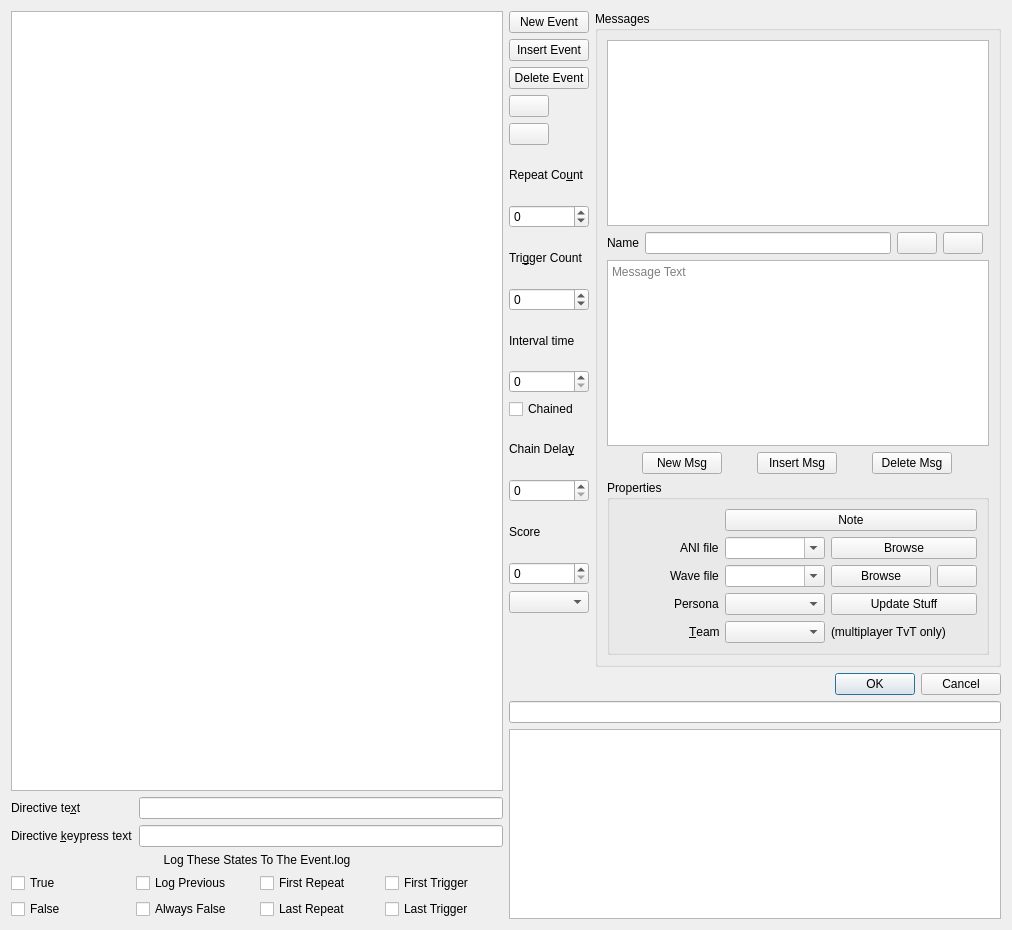
This is qtfred/ui/MissionEventsDialog.ui in wookieejedi/fs2open.github.com as Qt 5 draws it before an edit. The edited form follows.
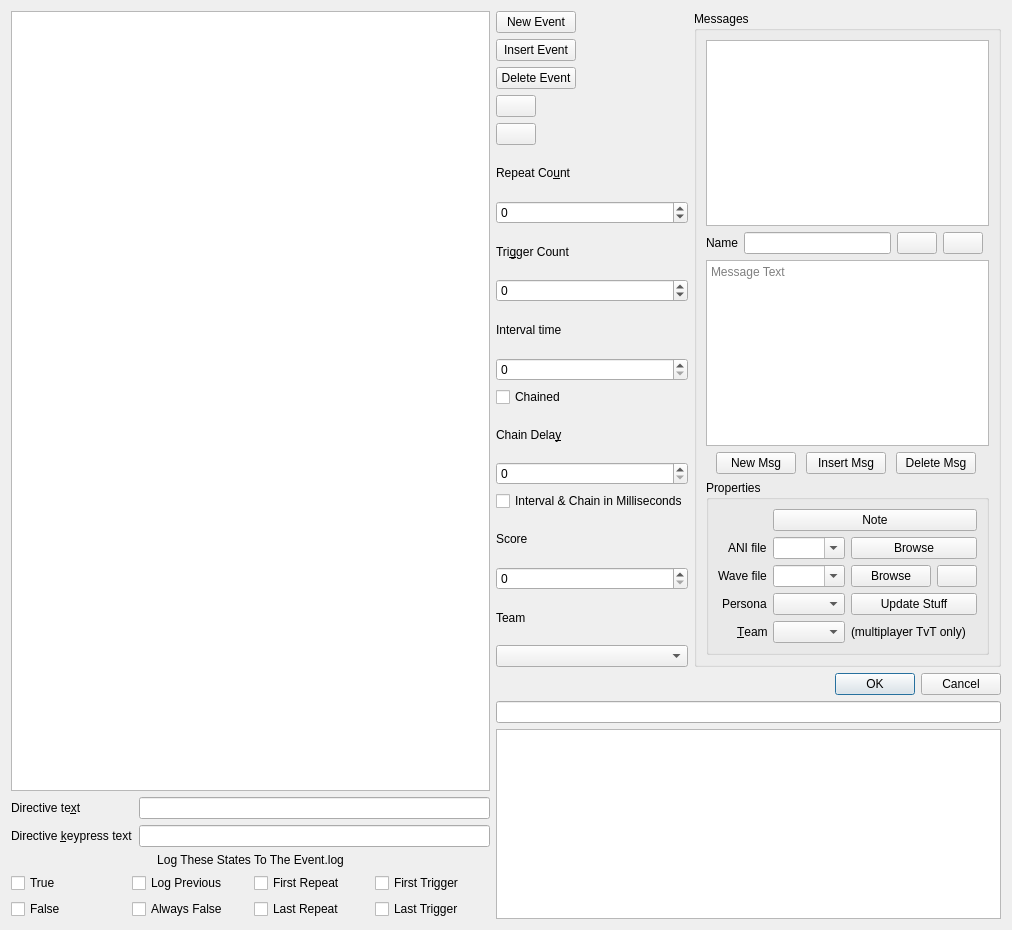
This is the edited form. Custom widgets are drawn as their Qt base class.

Commit message: qtfred event msecs checkbox (#7388)

What changed in the file:
```diff
--- a/qtfred/ui/MissionEventsDialog.ui
+++ b/qtfred/ui/MissionEventsDialog.ui
@@ -128,22 +128,9 @@
       </layout>
      </item>
      <item>
-      <layout class="QGridLayout" name="gridLayout" rowstretch="0,0,0,0,0,0,0,0,0,0,0,0,0,0,0,0,0,0,0,0,0">
-       <item row="1" column="0">
-        <widget class="QPushButton" name="btnInsertEvent">
-         <property name="sizePolicy">
-          <sizepolicy hsizetype="Fixed" vsizetype="Fixed">
-           <horstretch>0</horstretch>
-           <verstretch>0</verstretch>
-          </sizepolicy>
-         </property>
-         <property name="text">
-          <string>Insert Event</string>
-         </property>
-        </widget>
-       </item>
-       <item row="8" column="0">
-        <widget class="QSpinBox" name="triggerCountBox">
+      <layout class="QGridLayout" name="gridLayout" rowstretch="0,0,0,0,0,0,0,0,0,0,0,0,0,0,0,0,0,0,0,0,0,0">
+       <item row="6" column="0">
+        <widget class="QSpinBox" name="repeatCountBox">
          <property name="minimum">
           <number>-1</number>
          </property>
@@ -152,38 +139,15 @@
          </property>
         </widget>
        </item>
-       <item row="3" column="0">
-        <widget class="QPushButton" name="eventUpBtn">
-         <property name="sizePolicy">
-          <sizepolicy hsizetype="Fixed" vsizetype="Fixed">
-           <horstretch>0</horstretch>
-           <verstretch>0</verstretch>
-          </sizepolicy>
-         </property>
+       <item row="11" column="0">
+        <widget class="QCheckBox" name="chainedCheckBox">
          <property name="text">
-          <string/>
-         </property>
-        </widget>
-       </item>
-       <item row="13" column="0">
-        <widget class="QSpinBox" name="chainDelayBox">
-         <property name="maximum">
-          <number>16777215</number>
-         </property>
-        </widget>
-       </item>
-       <item row="9" column="0">
-        <widget class="QLabel" name="label_6">
-         <property name="text">
-          <string>Interval time</string>
-         </property>
-         <property name="buddy">
-          <cstring>intervalTimeBox</cstring>
+          <string>Chained</string>
          </property>
         </widget>
        </item>
        <item row="12" column="0">
-        <widget class="QLabel" name="label_8">
+        <widget class="QLabel" name="chainLabel">
          <property name="text">
           <string>Chain Dela&amp;y</string>
          </property>
@@ -192,37 +156,14 @@
          </property>
         </widget>
        </item>
-       <item row="14" column="0">
-        <widget class="QLabel" name="label_7">
-         <property name="text">
-          <string>Score</string>
+       <item row="20" column="0" colspan="2">
+        <widget class="QLineEdit" name="miniHelpBox">
+         <property name="readOnly">
+          <bool>true</bool>
          </property>
-         <property name="buddy">
-          <cstring>scoreBox</cstring>
-         </property>
         </widget>
        </item>
-       <item row="10" column="0">
-        <widget class="QSpinBox" name="intervalTimeBox">
-         <property name="maximum">
-          <number>16777215</number>
-         </property>
-        </widget>
-       </item>
-       <item row="0" column="0">
-        <widget class="QPushButton" name="btnNewEvent">
-         <property name="sizePolicy">
-          <sizepolicy hsizetype="Fixed" vsizetype="Fixed">
-           <horstretch>0</horstretch>
-           <verstretch>0</verstretch>
-          </sizepolicy>
-         </property>
-         <property name="text">
-          <string>New Event</string>
-         </property>
-        </widget>
-       </item>
-       <item row="18" column="0" colspan="2">
+       <item row="19" column="0" colspan="2">
         <widget class="QDialogButtonBox" name="okAndCancelButtons">
          <property name="orientation">
           <enum>Qt::Horizontal</enum>
@@ -232,7 +173,51 @@
          </property>
         </widget>
        </item>
-       <item row="0" column="1" rowspan="18">
+       <item row="1" column="0">
+        <widget class="QPushButton" name="btnInsertEvent">
+         <property name="sizePolicy">
+          <sizepolicy hsizetype="Fixed" vsizetype="Fixed">
+           <horstretch>0</horstretch>
+           <verstretch>0</verstretch>
+          </sizepolicy>
+         </property>
+         <property name="text">
+          <string>Insert Event</string>
+         </property>
+        </widget>
+       </item>
+       <item row="10" column="0">
+        <widget class="QSpinBox" name="intervalTimeBox">
+         <property name="maximum">
+          <number>16777215</number>
+         </property>
+        </widget>
+       </item>
+       <item row="14" column="0">
+        <widget class="QCheckBox" name="useMsecsCheckBox">
+         <property name="text">
+          <string>Interval &amp;&amp; Chain in Milliseconds</string>
+         </property>
+        </widget>
+       </item>
+       <item row="5" column="0">
+        <widget class="QLabel" name="repeatLabel">
+         <property name="text">
+          <string>Repeat Co&amp;unt</string>
+         </property>
+         <property name="buddy">
+          <cstring>repeatCountBox</cstring>
+         </property>
+        </widget>
+       </item>
+       <item row="13" column="0">
+        <widget class="QSpinBox" name="chainDelayBox">
+         <property name="maximum">
+          <number>16777215</number>
+         </property>
+        </widget>
+       </item>
+       <item row="0" column="1" rowspan="19">
         <widget class="QGroupBox" name="groupBox">
          <property name="title">
           <string>Messages</string>
@@ -476,75 +461,18 @@
          </layout>
         </widget>
        </item>
-       <item row="11" column="0">
-        <widget class="QCheckBox" name="chainedCheckBox">
-         <property name="text">
-          <string>Chained</string>
-         </property>
-        </widget>
-       </item>
-       <item row="20" column="0" colspan="2">
-        <widget class="QTextEdit" name="helpBox">
-         <property name="verticalScrollBarPolicy">
-          <enum>Qt::ScrollBarAlwaysOff</enum>
-         </property>
-         <property name="readOnly">
-          <bool>true</bool>
-         </property>
-        </widget>
-       </item>
-       <item row="19" column="0" colspan="2">
-        <widget class="QLineEdit" name="miniHelpBox">
-         <property name="readOnly">
-          <bool>true</bool>
-         </property>
-        </widget>
-       </item>
-       <item row="15" column="0">
-        <widget class="QSpinBox" name="scoreBox">
-         <property name="maximum">
-          <number>16777215</number>
-         </property>
-        </widget>
-       </item>
-       <item row="2" column="0">
-        <widget class="QPushButton" name="btnDeleteEvent">
-         <property name="sizePolicy">
-          <sizepolicy hsizetype="Fixed" vsizetype="Fixed">
-           <horstretch>0</horstretch>
-           <verstretch>0</verstretch>
-          </sizepolicy>
-         </property>
-         <property name="text">
-          <string>Delete Event</string>
-         </property>
-        </widget>
-       </item>
-       <item row="5" column="0">
-        <widget class="QLabel" name="label_4">
-         <property name="text">
-          <string>Repeat Co&amp;unt</string>
-         </property>
-         <property name="buddy">
-          <cstring>repeatCountBox</cstring>
-         </property>
-        </widget>
-       </item>
        <item row="16" column="0">
+        <widget class="QSpinBox" name="scoreBox">
+         <property name="maximum">
+          <number>16777215</number>
+         </property>
+        </widget>
+       </item>
+       <item row="18" column="0">
         <widget class="QComboBox" name="teamCombo"/>
        </item>
-       <item row="6" column="0">
-        <widget class="QSpinBox" name="repeatCountBox">
-         <property name="minimum">
-          <number>-1</number>
-         </property>
-         <property name="maximum">
-          <number>16777215</number>
-         </property>
-        </widget>
-       </item>
        <item row="7" column="0">
-        <widget class="QLabel" name="label_5">
+        <widget class="QLabel" name="triggerLabel">
          <property name="text">
           <string>Tri&amp;gger Count</string>
          </property>
@@ -553,6 +481,62 @@
          </property>
         </widget>
        </item>
+       <item row="3" column="0">
+        <widget class="QPushButton" name="eventUpBtn">
+         <property name="sizePolicy">
+          <sizepolicy hsizetype="Fixed" vsizetype="Fixed">
+           <horstretch>0</horstretch>
+           <verstretch>0</verstretch>
+          </sizepolicy>
+         </property>
+         <property name="text">
+          <string/>
+         </property>
+        </widget>
+       </item>
+       <item row="15" column="0">
+        <widget class="QLabel" name="scoreLabel">
+         <property name="text">
+          <string>Score</string>
+         </property>
+         <property name="buddy">
+          <cstring>scoreBox</cstring>
+         </property>
+        </widget>
+       </item>
+       <item row="21" column="0" colspan="2">
+        <widget class="QTextEdit" name="helpBox">
+         <property name="verticalScrollBarPolicy">
+          <enum>Qt::ScrollBarAlwaysOff</enum>
+         </property>
+         <property name="readOnly">
+          <bool>true</bool>
+         </property>
+        </widget>
+       </item>
+       <item row="9" column="0">
+        <widget class="QLabel" name="intervalLabel">
+         <property name="text">
+          <string>Interval time</string>
+         </property>
+         <property name="buddy">
+          <cstring>intervalTimeBox</cstring>
+         </property>
+        </widget>
+       </item>
+       <item row="0" column="0">
+        <widget class="QPushButton" name="btnNewEvent">
+         <property name="sizePolicy">
+          <sizepolicy hsizetype="Fixed" vsizetype="Fixed">
+           <horstretch>0</horstretch>
+           <verstretch>0</verstretch>
+          </sizepolicy>
+         </property>
+         <property name="text">
+          <string>New Event</string>
+         </property>
+        </widget>
+       </item>
        <item row="4" column="0">
         <widget class="QPushButton" name="eventDownBtn">
          <property name="sizePolicy">
@@ -566,6 +550,36 @@
          </property>
         </widget>
        </item>
+       <item row="2" column="0">
+        <widget class="QPushButton" name="btnDeleteEvent">
+         <property name="sizePolicy">
+          <sizepolicy hsizetype="Fixed" vsizetype="Fixed">
+           <horstretch>0</horstretch>
+           <verstretch>0</verstretch>
+          </sizepolicy>
+         </property>
+         <property name="text">
+          <string>Delete Event</string>
+         </property>
+        </widget>
+       </item>
+       <item row="8" column="0">
+        <widget class="QSpinBox" name="triggerCountBox">
+         <property name="minimum">
+          <number>-1</number>
+         </property>
+         <property name="maximum">
+          <number>16777215</number>
+         </property>
+        </widget>
+       </item>
+       <item row="17" column="0">
+        <widget class="QLabel" name="teamLabel">
+         <property name="text">
+          <string>Team</string>
+         </property>
+        </widget>
+       </item>
       </layout>
      </item>
     </layout>
```
The commit also changes 4 other files.
